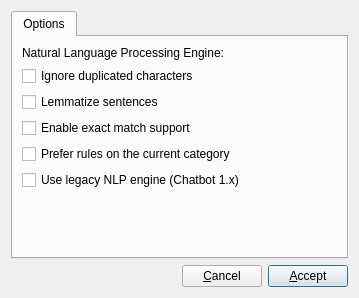
This is src/chatbot/front-end/optionswindow.ui in lvklabs/chatbot as Qt 5 draws it before an edit. The edited form follows.
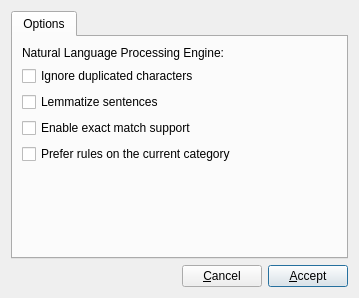
This is the edited form.

Commit message: Removed legacy engine. Implementing new engine

```diff
--- a/src/chatbot/front-end/optionswindow.ui
+++ b/src/chatbot/front-end/optionswindow.ui
@@ -76,16 +76,6 @@
          </property>
         </widget>
        </item>
-       <item>
-        <widget class="QCheckBox" name="legacyEngineCheckBox">
-         <property name="toolTip">
-          <string>Use this option only if you want strict backward compatibility with Chatbot 1.x</string>
-         </property>
-         <property name="text">
-          <string>Use legacy NLP engine (Chatbot 1.x)</string>
-         </property>
-        </widget>
-       </item>
        <item>
         <spacer name="generalVerticalSpacer">
          <property name="orientation">
```
The commit also changes 30 other files.
